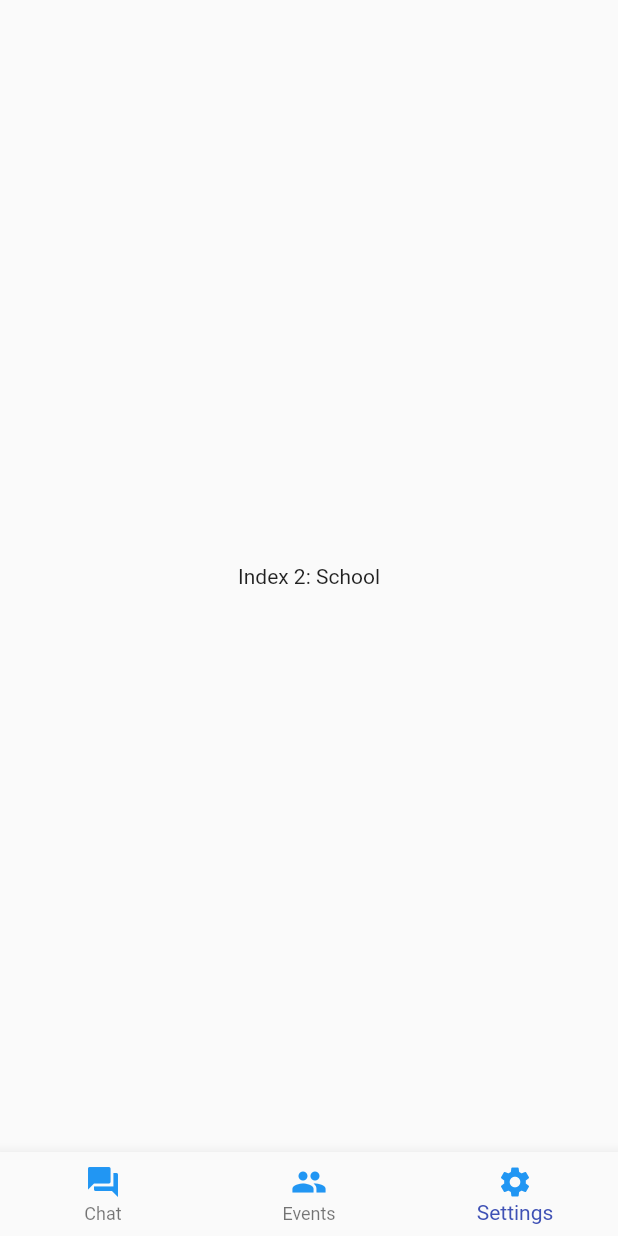
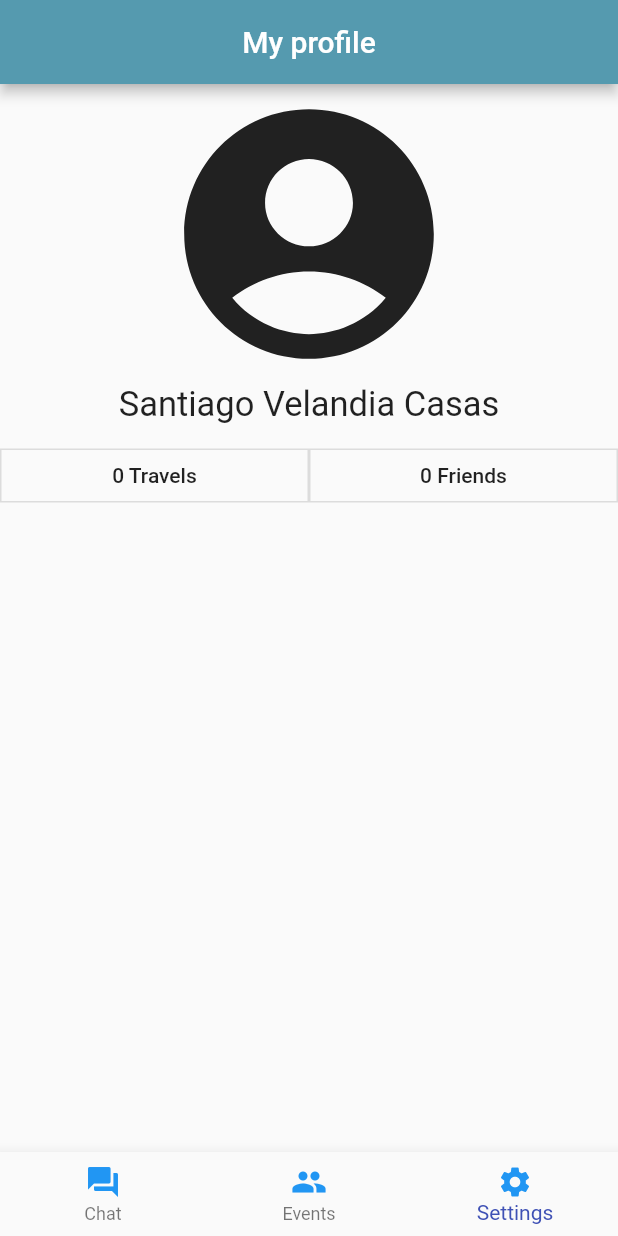
Before and after one commit to jhonatan247/my-community-app, a Flutter app: the screen it shows after launch, item 3 of the bottom bar chosen, on a phone screen of 412 x 824 dp. Run offline on Flutter 3.47's test engine with Material 2 defaults, Android fonts, the phone set to English and light mode, and no system bars; Roboto replaces fonts that are missing (RobotoBold).

Commit message:
files and classes renamed

```diff
--- a/lib/main.dart
+++ b/lib/main.dart
@@ -1,5 +1,5 @@
 import 'package:flutter/material.dart';
-import 'screens/MyHomePage.dart';
+import 'screens/HomePage.dart';
 
 void main() => runApp(MyApp());
 
@@ -11,7 +11,7 @@ class MyApp extends StatelessWidget {
       theme: ThemeData(
         primarySwatch: Colors.blue,
       ),
-      home: MyHomePage(),
+      home: HomePage(),
     );
   }
 }
--- a/lib/screens/MyHomePage.dart
+++ b/lib/screens/HomePage.dart
@@ -1,18 +1,19 @@
 import 'package:flutter/material.dart';
+import 'Settings/SettingsScreen.dart';
 
-class MyHomePage extends StatefulWidget {
-  MyHomePage({Key key}) : super(key: key);
+class HomePage extends StatefulWidget {
+  HomePage({Key key}) : super(key: key);
 
   @override
-  _MyHomePageState createState() => _MyHomePageState();
+  _HomePageState createState() => _HomePageState();
 }
 
-class _MyHomePageState extends State<MyHomePage> {
+class _HomePageState extends State<HomePage> {
   int _selectedIndex = 1;
   final _widgetOptions = [
     Text('Index 0: Home'),
     Text('Index 1: Business'),
-    Text('Index 2: School'),
+    SettingsScreen(),
   ];
 
   @override
--- /dev/null
+++ b/lib/screens/Settings/SettingsScreen.dart
@@ -0,0 +1,76 @@
+import 'package:flutter/material.dart';
+
+class SettingsScreen extends StatelessWidget{
+
+  var profilePicture = Icons.account_circle;
+  var name = Text(
+    'Santiago Velandia Casas',
+    style: TextStyle(
+        fontFamily: 'RobotoBold',
+        fontSize: 23
+    ),
+  );
+  var travels = 0;
+  var friends = 0;
+  final topBar = new AppBar(
+    backgroundColor: new Color(0xff559AAF),
+    elevation: 3.5,
+    title: Center(child: Text('My profile')),
+  );
+
+  @override
+  Widget build(BuildContext context) {
+    return Scaffold(
+      appBar: topBar,
+      body: Container(
+        child: Column(
+          children: <Widget>[
+            Container(
+              child: Icon(
+                profilePicture,
+                size: 200,
+              ),
+            ),
+            Center(
+              child: Container(
+                child: name,
+              ),
+            ),
+            Container(
+              margin: EdgeInsets.fromLTRB(0, 10, 0, 0),
+              child: Row(
+                children: <Widget>[
+                  Expanded(
+                      child: OutlineButton(
+                        color: Colors.white70,
+                        shape: new RoundedRectangleBorder(borderRadius: new BorderRadius.circular(0.0)),
+                        child: Center(
+                          child: Text(
+                            '$travels Travels',
+                          ),
+                        ),
+                        onPressed: (){},
+                      )
+                  ),
+                  Expanded(
+                      child: OutlineButton(
+                        color: Colors.white70,
+                        shape: new RoundedRectangleBorder(borderRadius: new BorderRadius.circular(0)),
+                        child: Center(
+                          child: Text(
+                            '$friends Friends',
+                          ),
+                        ),
+                        onPressed: (){},
+                      )
+                  ),
+                ],
+              ),
+            ),
+          ],
+        ),
+      ),
+    );
+
+  }
+}
```
